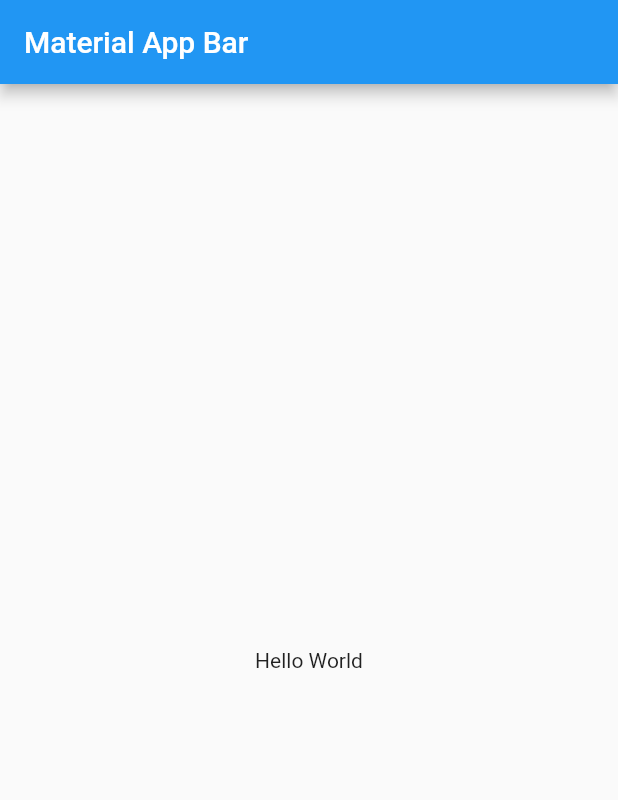
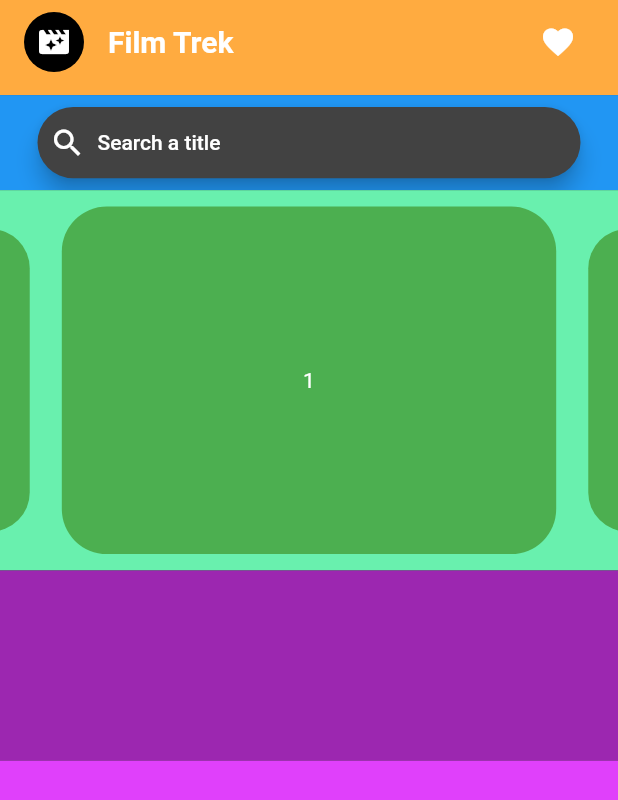
Before and after one commit to scancetin/film_trek, a Flutter app: the screen it shows after launch, on a phone screen of 412 x 824 dp. Shown: the top 800 px of the screen. Run offline on Flutter 3.47's test engine with Material 2 defaults, Android fonts, the phone set to English and light mode, and no system bars; drawn by our look-alikes of carousel_slider.

Commit message:
appbar, searcbar and carousel created for hmoe page

```diff
--- a/lib/home.dart
+++ /dev/null
@@ -1,17 +0,0 @@
-import 'package:flutter/material.dart';
-
-class Home extends StatelessWidget {
-  const Home({super.key});
-
-  @override
-  Widget build(BuildContext context) {
-    return Scaffold(
-      appBar: AppBar(
-        title: const Text('Material App Bar'),
-      ),
-      body: const Center(
-        child: Text('Hello World'),
-      ),
-    );
-  }
-}
--- a/lib/main.dart
+++ b/lib/main.dart
@@ -1,6 +1,6 @@
 // ignore_for_file: prefer_const_constructors
 
-import 'package:film_trek/home.dart';
+import 'package:film_trek/views/home/home.dart';
 import 'package:flutter/material.dart';
 
 void main() => runApp(const MyApp());
@@ -11,6 +11,8 @@ class MyApp extends StatelessWidget {
   @override
   Widget build(BuildContext context) {
     return MaterialApp(
+      debugShowCheckedModeBanner: false,
+      theme: ThemeData.dark(),
       title: 'Material App',
       home: Home(),
     );
--- /dev/null
+++ b/lib/views/home/custom_carousel.dart
@@ -0,0 +1,25 @@
+// ignore_for_file: avoid_unnecessary_containers, prefer_const_constructors
+
+import 'package:carousel_slider/carousel_slider.dart';
+import 'package:flutter/material.dart';
+
+class CustomCarousel extends StatelessWidget {
+  const CustomCarousel({super.key});
+
+  @override
+  Widget build(BuildContext context) {
+    return Container(
+      color: Colors.greenAccent,
+      child: CarouselSlider.builder(
+          options: CarouselOptions(initialPage: 1, enlargeCenterPage: true),
+          itemCount: 3,
+          itemBuilder: (context, index, realIndex) {
+            return Container(
+              decoration: BoxDecoration(
+                  borderRadius: BorderRadius.circular(30), color: Colors.green),
+              child: Center(child: Text(index.toString())),
+            );
+          }),
+    );
+  }
+}
--- /dev/null
+++ b/lib/views/home/custom_search_bar.dart
@@ -0,0 +1,21 @@
+// ignore_for_file: prefer_const_constructors
+
+import 'package:flutter/material.dart';
+
+class CustomSearchBar extends StatelessWidget {
+  const CustomSearchBar({super.key});
+
+  @override
+  Widget build(BuildContext context) {
+    return Container(
+      color: Colors.blue,
+      child: Padding(
+        padding: EdgeInsets.symmetric(horizontal: 25, vertical: 8),
+        child: SearchBar(
+          leading: Icon(Icons.search),
+          hintText: "Search a title",
+        ),
+      ),
+    );
+  }
+}
--- /dev/null
+++ b/lib/views/home/home.dart
@@ -0,0 +1,33 @@
+// ignore_for_file: prefer_const_constructors, prefer_const_literals_to_create_immutables
+
+import 'package:film_trek/views/home/custom_carousel.dart';
+import 'package:film_trek/views/home/custom_search_bar.dart';
+import 'package:film_trek/views/home/home_app_bar.dart';
+import 'package:flutter/material.dart';
+
+class Home extends StatelessWidget {
+  const Home({super.key});
+
+  @override
+  Widget build(BuildContext context) {
+    return Scaffold(
+      body: SafeArea(
+        // bottom: false,
+        child: Column(
+          children: [
+            //1
+            Expanded(flex: 1, child: HomeAppBar()),
+            //1
+            Expanded(flex: 1, child: CustomSearchBar()),
+            //4
+            Expanded(flex: 4, child: CustomCarousel()),
+            //2
+            Expanded(flex: 2, child: Container(color: Colors.purple)),
+            //7
+            Expanded(flex: 5, child: Container(color: Colors.purpleAccent)),
+          ],
+        ),
+      ),
+    );
+  }
+}
--- /dev/null
+++ b/lib/views/home/home_app_bar.dart
@@ -0,0 +1,25 @@
+// ignore_for_file: prefer_const_constructors
+
+import 'package:flutter/material.dart';
+
+class HomeAppBar extends StatelessWidget {
+  const HomeAppBar({
+    super.key,
+  });
+
+  @override
+  Widget build(BuildContext context) {
+    return Container(
+      color: Colors.orangeAccent,
+      child: ListTile(
+        contentPadding: EdgeInsets.symmetric(horizontal: 16),
+        leading: CircleAvatar(child: Icon(Icons.movie_filter)),
+        title: Text(
+          "Film Trek",
+          style: TextStyle(fontWeight: FontWeight.bold, fontSize: 20),
+        ),
+        trailing: IconButton(onPressed: () {}, icon: Icon(Icons.favorite)),
+      ),
+    );
+  }
+}
--- a/pubspec.yaml
+++ b/pubspec.yaml
@@ -35,6 +35,9 @@ dependencies:
   # The following adds the Cupertino Icons font to your application.
   # Use with the CupertinoIcons class for iOS style icons.
   cupertino_icons: ^1.0.2
+  flutter_bloc: ^8.1.3
+  http: ^1.1.0
+  carousel_slider: ^4.2.1
 
 dev_dependencies:
   flutter_test:
```
Also changed, not shown: pubspec.lock.
